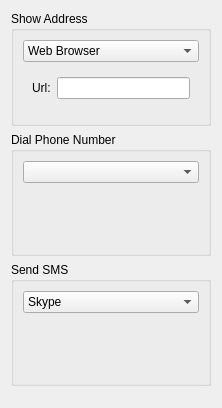
The window that contact/kcm/akonadicontactactions.ui (KDE/akonadi) describes before a commit, drawn with Qt 5.
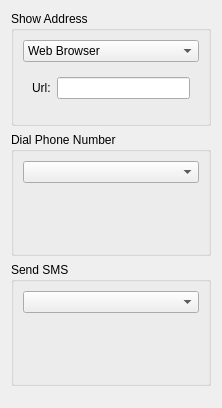
The same window after the commit. Custom widgets are drawn as their Qt base class.

```diff
--- a/contact/kcm/akonadicontactactions.ui
+++ b/contact/kcm/akonadicontactactions.ui
@@ -137,18 +137,7 @@
      </property>
      <layout class="QVBoxLayout" name="verticalLayout_3">
       <item>
-       <widget class="KComboBox" name="kcfg_SendSmsAction">
-        <item>
-         <property name="text">
-          <string>Skype</string>
-         </property>
-        </item>
-        <item>
-         <property name="text">
-          <string>External Application</string>
-         </property>
-        </item>
-       </widget>
+       <widget class="KComboBox" name="SendSmsAction"/>
       </item>
       <item>
        <widget class="QStackedWidget" name="stackedWidget_3">
```
Left out of the diff: 16 changed lines with no effect on the pictures.
